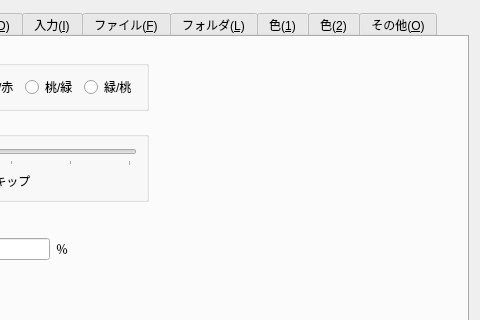
eighttails/PC6001VX, file src/Qt/configdialog.ui: the form before one commit; both pictures show x 206 to 686 and y 0 to 320 of the 686 by 443 pixel window.
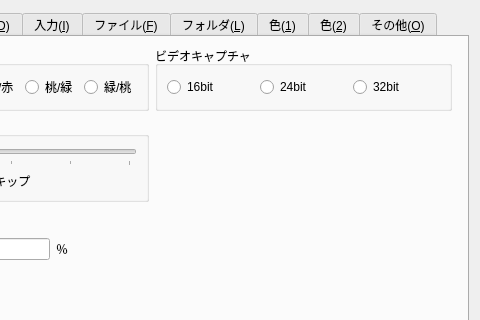
The form after the commit. The open tabs and pages were chosen to show the change. Custom widgets are drawn as their Qt base class.

Commit message: 不足メニューを追加

Patch:
```diff
--- a/src/Qt/configdialog.ui
+++ b/src/Qt/configdialog.ui
@@ -183,19 +183,6 @@
        <string>画面(&amp;S)</string>
       </attribute>
       <layout class="QGridLayout" name="gridLayout_4">
-       <item row="4" column="0">
-        <spacer name="verticalSpacer_12">
-         <property name="orientation">
-          <enum>Qt::Vertical</enum>
-         </property>
-         <property name="sizeHint" stdset="0">
-          <size>
-           <width>20</width>
-           <height>40</height>
-          </size>
-         </property>
-        </spacer>
-       </item>
        <item row="0" column="0">
         <widget class="QGroupBox" name="groupBoxMode4Color">
          <property name="title">
@@ -240,7 +227,20 @@
          </layout>
         </widget>
        </item>
-       <item row="3" column="0" colspan="3">
+       <item row="5" column="0">
+        <spacer name="verticalSpacer_12">
+         <property name="orientation">
+          <enum>Qt::Vertical</enum>
+         </property>
+         <property name="sizeHint" stdset="0">
+          <size>
+           <width>20</width>
+           <height>40</height>
+          </size>
+         </property>
+        </spacer>
+       </item>
+       <item row="4" column="0" colspan="3">
         <layout class="QGridLayout" name="gridLayout_3">
          <item row="0" column="0" colspan="4">
           <widget class="QCheckBox" name="checkBoxScanline">
@@ -356,19 +356,6 @@
          </layout>
         </widget>
        </item>
-       <item row="0" column="1">
-        <spacer name="horizontalSpacer_13">
-         <property name="orientation">
-          <enum>Qt::Horizontal</enum>
-         </property>
-         <property name="sizeHint" stdset="0">
-          <size>
-           <width>40</width>
-           <height>20</height>
-          </size>
-         </property>
-        </spacer>
-       </item>
        <item row="1" column="1">
         <spacer name="horizontalSpacer_8">
          <property name="orientation">
@@ -382,6 +369,36 @@
          </property>
         </spacer>
        </item>
+       <item row="0" column="1">
+        <widget class="QGroupBox" name="groupBox">
+         <property name="title">
+          <string>ビデオキャプチャ</string>
+         </property>
+         <layout class="QHBoxLayout" name="horizontalLayout_4">
+          <item>
+           <widget class="QRadioButton" name="radioButtonVCap16bit">
+            <property name="text">
+             <string>16bit</string>
+            </property>
+           </widget>
+          </item>
+          <item>
+           <widget class="QRadioButton" name="radioButtonVCap24bit">
+            <property name="text">
+             <string>24bit</string>
+            </property>
+           </widget>
+          </item>
+          <item>
+           <widget class="QRadioButton" name="radioButtonVCap32bit">
+            <property name="text">
+             <string>32bit</string>
+            </property>
+           </widget>
+          </item>
+         </layout>
+        </widget>
+       </item>
       </layout>
      </widget>
      <widget class="QWidget" name="tabSound">
```
Left out of the diff: 15 changed lines with no effect on the pictures. The commit also changes 2 other files.
